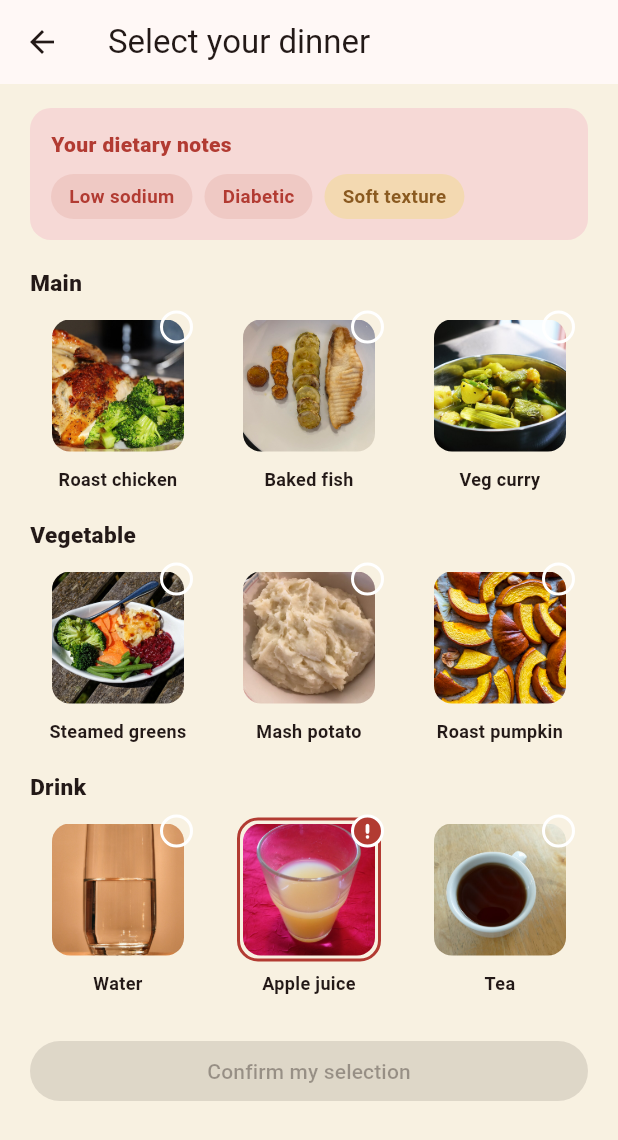
After one commit to binayakgc/Meal4U, a Flutter app: the ResidentHomeScreen screen opened directly, after a tap on "Select now", on a phone screen of 412 x 824 dp. The commit adds this screen. Shown: the top 1140 px of the screen. Run offline on Flutter 3.47's test engine with Material 3 defaults, Android fonts, the phone set to English and light mode, and no system bars.

Commit message:
Add meal selection screen with dietary conflict dialog; wire into dashboard

```diff
--- /dev/null
+++ b/lib/screens/resident/meal_selection_screen.dart
@@ -0,0 +1,178 @@
+import 'package:flutter/material.dart';
+import 'package:provider/provider.dart';
+import '../../app_state.dart';
+import '../../models.dart';
+import '../../theme.dart';
+
+class MealSelectionScreen extends StatelessWidget {
+  const MealSelectionScreen({super.key, required this.slot});
+  final MealSlot slot;
+
+  @override
+  Widget build(BuildContext context) {
+    final app = context.watch<AppState>();
+    final plan = app.mealFor(slot);
+
+    return Scaffold(
+      appBar: AppBar(title: Text('Select your ${slot.label.toLowerCase()}')),
+      body: SafeArea(
+        top: false,
+        child: SingleChildScrollView(
+          padding: const EdgeInsets.fromLTRB(20, 16, 20, 20),
+          child: Column(
+            crossAxisAlignment: CrossAxisAlignment.start,
+            children: [
+              Container(
+                width: double.infinity,
+                padding: const EdgeInsets.all(14),
+                decoration: BoxDecoration(color: AppColors.warnBg, borderRadius: BorderRadius.circular(14)),
+                child: Column(
+                  crossAxisAlignment: CrossAxisAlignment.start,
+                  children: [
+                    const Text('Your dietary notes', style: TextStyle(fontWeight: FontWeight.w800, color: AppColors.warnText)),
+                    const SizedBox(height: 10),
+                    Wrap(
+                      spacing: 8,
+                      runSpacing: 8,
+                      children: const [
+                        Tag('Low sodium', bg: Color(0xFFEFC9C4), fg: AppColors.warnText),
+                        Tag('Diabetic', bg: Color(0xFFEFC9C4), fg: AppColors.warnText),
+                        Tag('Soft texture', bg: AppColors.cautionBg, fg: AppColors.cautionText),
+                      ],
+                    ),
+                  ],
+                ),
+              ),
+              const SizedBox(height: 18),
+              for (final category in plan.categories)
+                _CategorySection(
+                  category: category,
+                  selected: plan.selected[category.title],
+                  onSelect: (item) => _handleSelect(context, app, category.title, item),
+                ),
+              const SizedBox(height: 8),
+              SizedBox(
+                width: double.infinity,
+                child: ElevatedButton(
+                  onPressed: plan.selected.length >= plan.categories.length
+                      ? () {
+                          app.confirmMeal(slot);
+                          Navigator.of(context).pop();
+                        }
+                      : null,
+                  child: const Text('Confirm my selection'),
+                ),
+              ),
+            ],
+          ),
+        ),
+      ),
+    );
+  }
+
+  void _handleSelect(BuildContext context, AppState app, String category, FoodItem item) {
+    if (item.warning != null) {
+      showDialog(
+        context: context,
+        builder: (context) => AlertDialog(
+          title: Text('${item.warning} caution'),
+          content: Text('${item.name} may not suit this resident\'s ${item.warning!.toLowerCase()} dietary note. Select anyway?'),
+          actions: [
+            TextButton(onPressed: () => Navigator.pop(context), child: const Text('Cancel')),
+            TextButton(
+              onPressed: () {
+                Navigator.pop(context);
+                app.updateSelection(slot, category, item);
+              },
+              child: const Text('Select anyway'),
+            ),
+          ],
+        ),
+      );
+    } else {
+      app.updateSelection(slot, category, item);
+    }
+  }
+}
+
+class _CategorySection extends StatelessWidget {
+  const _CategorySection({required this.category, required this.selected, required this.onSelect});
+  final FoodCategory category;
+  final FoodItem? selected;
+  final ValueChanged<FoodItem> onSelect;
+
+  @override
+  Widget build(BuildContext context) {
+    return Padding(
+      padding: const EdgeInsets.only(bottom: 18),
+      child: Column(
+        crossAxisAlignment: CrossAxisAlignment.start,
+        children: [
+          Text(category.title, style: const TextStyle(fontWeight: FontWeight.w800, fontSize: 15)),
+          const SizedBox(height: 10),
+          Row(
+            children: [
+              for (final item in category.items) ...[
+                Expanded(child: _FoodTile(item: item, selected: selected == item, onTap: () => onSelect(item))),
+                if (item != category.items.last) const SizedBox(width: 10),
+              ],
+            ],
+          ),
+        ],
+      ),
+    );
+  }
+}
+
+class _FoodTile extends StatelessWidget {
+  const _FoodTile({required this.item, required this.selected, required this.onTap});
+  final FoodItem item;
+  final bool selected;
+  final VoidCallback onTap;
+
+  @override
+  Widget build(BuildContext context) {
+    final isWarning = item.warning != null;
+    return GestureDetector(
+      onTap: onTap,
+      child: Column(
+        children: [
+          Stack(
+            clipBehavior: Clip.none,
+            children: [
+              Container(
+                padding: const EdgeInsets.all(2),
+                decoration: BoxDecoration(
+                  borderRadius: BorderRadius.circular(14),
+                  border: Border.all(
+                    color: selected ? AppColors.primary : (isWarning ? AppColors.warnText : Colors.transparent),
+                    width: 2,
+                  ),
+                ),
+                child: MealThumb(emoji: item.emoji, colors: item.colors, imageAsset: item.imageAsset, size: 88, radius: 12),
+              ),
+              Positioned(
+                right: -2,
+                top: -2,
+                child: Container(
+                  width: 22,
+                  height: 22,
+                  decoration: BoxDecoration(
+                    color: selected ? AppColors.primary : (isWarning ? AppColors.warnText : Colors.transparent),
+                    shape: BoxShape.circle,
+                    border: Border.all(color: Colors.white, width: 2),
+                  ),
+                  child: selected
+                      ? const Icon(Icons.check, size: 13, color: Colors.white)
+                      : (isWarning ? const Icon(Icons.priority_high_rounded, size: 13, color: Colors.white) : null),
+                ),
+              ),
+            ],
+          ),
+          const SizedBox(height: 6),
+          Text(item.name, textAlign: TextAlign.center, style: const TextStyle(fontSize: 12, fontWeight: FontWeight.w600)),
+        ],
+      ),
+    );
+  }
+}
--- a/lib/screens/resident/resident_home_screen.dart
+++ b/lib/screens/resident/resident_home_screen.dart
@@ -1,9 +1,11 @@
 import 'package:flutter/material.dart';
 import 'package:provider/provider.dart';
+
 import '../../app_state.dart';
 import '../../models.dart';
 import '../../theme.dart';
 import '../../widgets/bottom_nav.dart';
+import 'meal_selection_screen.dart';
 
 /// Shell for the resident app: a persistent bottom nav switching between
 /// the Home dashboard and the Menu day view.
@@ -21,7 +23,9 @@ class _ResidentHomeScreenState extends State<ResidentHomeScreen> {
   Widget build(BuildContext context) {
     final pages = [const _DashboardTab(), const _MenuTab()];
     return Scaffold(
-      body: SafeArea(child: IndexedStack(index: _tab, children: pages)),
+      body: SafeArea(
+        child: IndexedStack(index: _tab, children: pages),
+      ),
       bottomNavigationBar: AppBottomNav(
         currentIndex: _tab,
         destinations: residentNavDestinations,
@@ -46,15 +50,27 @@ class _DashboardTab extends StatelessWidget {
             padding: const EdgeInsets.fromLTRB(20, 20, 20, 28),
             decoration: const BoxDecoration(
               color: AppColors.primary,
-              borderRadius: BorderRadius.only(bottomLeft: Radius.circular(28), bottomRight: Radius.circular(28)),
+              borderRadius: BorderRadius.only(
+                bottomLeft: Radius.circular(28),
+                bottomRight: Radius.circular(28),
+              ),
             ),
             child: Column(
               crossAxisAlignment: CrossAxisAlignment.start,
               children: [
-                Text(app.residentName,
-                    style: const TextStyle(color: Colors.white, fontSize: 20, fontWeight: FontWeight.w800)),
+                Text(
+                  app.residentName,
+                  style: const TextStyle(
+                    color: Colors.white,
+                    fontSize: 20,
+                    fontWeight: FontWeight.w800,
+                  ),
+                ),
                 const SizedBox(height: 2),
-                Text(app.residentRoom, style: TextStyle(color: Colors.white.withValues(alpha: 0.85))),
+                Text(
+                  app.residentRoom,
+                  style: TextStyle(color: Colors.white.withValues(alpha: 0.85)),
+                ),
               ],
             ),
           ),
@@ -80,17 +96,30 @@ class _MealCard extends StatelessWidget {
     final main = plan.main;
     return Container(
       padding: const EdgeInsets.all(14),
-      decoration: BoxDecoration(color: AppColors.card, borderRadius: BorderRadius.circular(18)),
+      decoration: BoxDecoration(
+        color: AppColors.card,
+        borderRadius: BorderRadius.circular(18),
+      ),
       child: Row(
         children: [
           if (main != null)
-            MealThumb(emoji: main.emoji, colors: main.colors, imageAsset: main.imageAsset)
+            MealThumb(
+              emoji: main.emoji,
+              colors: main.colors,
+              imageAsset: main.imageAsset,
+            )
           else
             Container(
               width: 64,
               height: 64,
-              decoration: BoxDecoration(color: AppColors.neutralChipBg, borderRadius: BorderRadius.circular(14)),
-              child: const Icon(Icons.restaurant_rounded, color: AppColors.subtext),
+              decoration: BoxDecoration(
+                color: AppColors.neutralChipBg,
+                borderRadius: BorderRadius.circular(14),
+              ),
+              child: const Icon(
+                Icons.restaurant_rounded,
+                color: AppColors.subtext,
+              ),
             ),
           const SizedBox(width: 14),
           Expanded(
@@ -99,11 +128,25 @@ class _MealCard extends StatelessWidget {
               children: [
                 Row(
                   children: [
-                    Flexible(child: Text(slot.label, style: const TextStyle(fontWeight: FontWeight.w800, fontSize: 15))),
+                    Flexible(
+                      child: Text(
+                        slot.label,
+                        style: const TextStyle(
+                          fontWeight: FontWeight.w800,
+                          fontSize: 15,
+                        ),
+                      ),
+                    ),
                     SpeakerIcon(onTap: () => _speak(context, slot, plan)),
                   ],
                 ),
-                Text(plan.time, style: const TextStyle(color: AppColors.subtext, fontSize: 12.5)),
+                Text(
+                  plan.time,
+                  style: const TextStyle(
+                    color: AppColors.subtext,
+                    fontSize: 12.5,
+                  ),
+                ),
                 const SizedBox(height: 6),
                 _statusTag(plan.status),
               ],
@@ -117,15 +160,33 @@ class _MealCard extends StatelessWidget {
   }
 
   void _speak(BuildContext context, MealSlot slot, MealPlan plan) {
-    final text = plan.main != null ? '${slot.label}. ${plan.main!.name}.' : '${slot.label}. Nothing selected yet.';
-    ScaffoldMessenger.of(context).showSnackBar(SnackBar(content: Text('🔊 $text')));
+    final text = plan.main != null
+        ? '${slot.label}. ${plan.main!.name}.'
+        : '${slot.label}. Nothing selected yet.';
+    ScaffoldMessenger.of(context)
+        .showSnackBar(SnackBar(content: Text('🔊 $text')));
   }
 
   Widget _statusTag(MealStatus status) {
     return switch (status) {
-      MealStatus.served => const Tag('Served', bg: AppColors.successBg, fg: AppColors.successText, dense: true),
-      MealStatus.current => const Tag('Current', bg: AppColors.cautionBg, fg: AppColors.cautionText, dense: true),
-      MealStatus.noSelection => const Tag('No selection', bg: AppColors.warnBg, fg: AppColors.warnText, dense: true),
+      MealStatus.served => const Tag(
+        'Served',
+        bg: AppColors.successBg,
+        fg: AppColors.successText,
+        dense: true,
+      ),
+      MealStatus.current => const Tag(
+        'Current',
+        bg: AppColors.cautionBg,
+        fg: AppColors.cautionText,
+        dense: true,
+      ),
+      MealStatus.noSelection => const Tag(
+        'No selection',
+        bg: AppColors.warnBg,
+        fg: AppColors.warnText,
+        dense: true,
+      ),
     };
   }
 
@@ -136,10 +197,12 @@ class _MealCard extends StatelessWidget {
         child: const Text('Details'),
       );
     }
-    final label = plan.status == MealStatus.current ? 'Change meal' : 'Select now';
+    final label = plan.status == MealStatus.current
+        ? 'Change meal'
+        : 'Select now';
     return ElevatedButton(
       onPressed: () => Navigator.of(context).push(
-        MaterialPageRoute(builder: (_) => Scaffold(body: Center(child: Text('Meal selection for ${slot.label} goes here next')))),
+        MaterialPageRoute(builder: (_) => MealSelectionScreen(slot: slot)),
       ),
       child: Text(label),
     );
@@ -154,9 +217,15 @@ class _MealCard extends StatelessWidget {
           mainAxisSize: MainAxisSize.min,
           crossAxisAlignment: CrossAxisAlignment.start,
           children: [
-            Text(plan.main?.name ?? '', style: const TextStyle(fontSize: 18, fontWeight: FontWeight.w800)),
+            Text(
+              plan.main?.name ?? '',
+              style: const TextStyle(fontSize: 18, fontWeight: FontWeight.w800),
+            ),
             const SizedBox(height: 6),
-            Text('Served at ${plan.time}', style: const TextStyle(color: AppColors.subtext)),
+            Text(
+              'Served at ${plan.time}',
+              style: const TextStyle(color: AppColors.subtext),
+            ),
             if (plan.dietaryNote != null) ...[
               const SizedBox(height: 10),
               Tag(plan.dietaryNote!, dense: true),
@@ -181,11 +250,17 @@ class _MenuTab extends StatelessWidget {
         child: Column(
           crossAxisAlignment: CrossAxisAlignment.start,
           children: [
-            const Text('Menu', style: TextStyle(fontSize: 26, fontWeight: FontWeight.w800)),
+            const Text(
+              'Menu',
+              style: TextStyle(fontSize: 26, fontWeight: FontWeight.w800),
+            ),
             const SizedBox(height: 16),
             Container(
               padding: const EdgeInsets.all(4),
-              decoration: BoxDecoration(color: AppColors.neutralChipBg, borderRadius: BorderRadius.circular(30)),
+              decoration: BoxDecoration(
+                color: AppColors.neutralChipBg,
+                borderRadius: BorderRadius.circular(30),
+              ),
               child: Row(
                 children: [
                   for (var i = 0; i < days.length; i++)
@@ -196,15 +271,21 @@ class _MenuTab extends StatelessWidget {
                           duration: const Duration(milliseconds: 150),
                           padding: const EdgeInsets.symmetric(vertical: 12),
                           decoration: BoxDecoration(
-                            color: app.dayOffset == i ? AppColors.primary : Colors.transparent,
+                            color: app.dayOffset == i
+                                ? AppColors.primary
+                                : Colors.transparent,
                             borderRadius: BorderRadius.circular(26),
                           ),
                           alignment: Alignment.center,
-                          child: Text(days[i],
-                              style: TextStyle(
-                                color: app.dayOffset == i ? Colors.white : AppColors.ink,
-                                fontWeight: FontWeight.w700,
-                              )),
+                          child: Text(
+                            days[i],
+                            style: TextStyle(
+                              color: app.dayOffset == i
+                                  ? Colors.white
+                                  : AppColors.ink,
+                              fontWeight: FontWeight.w700,
+                            ),
+                          ),
                         ),
                       ),
                     ),
@@ -234,25 +315,48 @@ class _MenuRow extends StatelessWidget {
     final main = plan.main;
     return Container(
       padding: const EdgeInsets.all(14),
-      decoration: BoxDecoration(color: AppColors.card, borderRadius: BorderRadius.circular(16)),
+      decoration: BoxDecoration(
+        color: AppColors.card,
+        borderRadius: BorderRadius.circular(16),
+      ),
       child: Row(
         children: [
           if (main != null)
-            MealThumb(emoji: main.emoji, colors: main.colors, imageAsset: main.imageAsset, size: 56)
+            MealThumb(
+              emoji: main.emoji,
+              colors: main.colors,
+              imageAsset: main.imageAsset,
+              size: 56,
+            )
           else
             Container(
               width: 56,
               height: 56,
-              decoration: BoxDecoration(color: AppColors.neutralChipBg, borderRadius: BorderRadius.circular(14)),
-              child: const Icon(Icons.restaurant_rounded, color: AppColors.subtext),
+              decoration: BoxDecoration(
+                color: AppColors.neutralChipBg,
+                borderRadius: BorderRadius.circular(14),
+              ),
+              child: const Icon(
+                Icons.restaurant_rounded,
+                color: AppColors.subtext,
+              ),
             ),
           const SizedBox(width: 14),
           Expanded(
             child: Column(
               crossAxisAlignment: CrossAxisAlignment.start,
               children: [
-                Text(slot.label, style: const TextStyle(fontWeight: FontWeight.w800)),
-                Text(main?.name ?? 'Not chosen yet', style: const TextStyle(color: AppColors.subtext, fontSize: 12.5)),
+                Text(
+                  slot.label,
+                  style: const TextStyle(fontWeight: FontWeight.w800),
+                ),
+                Text(
+                  main?.name ?? 'Not chosen yet',
+                  style: const TextStyle(
+                    color: AppColors.subtext,
+                    fontSize: 12.5,
+                  ),
+                ),
               ],
             ),
           ),
```
